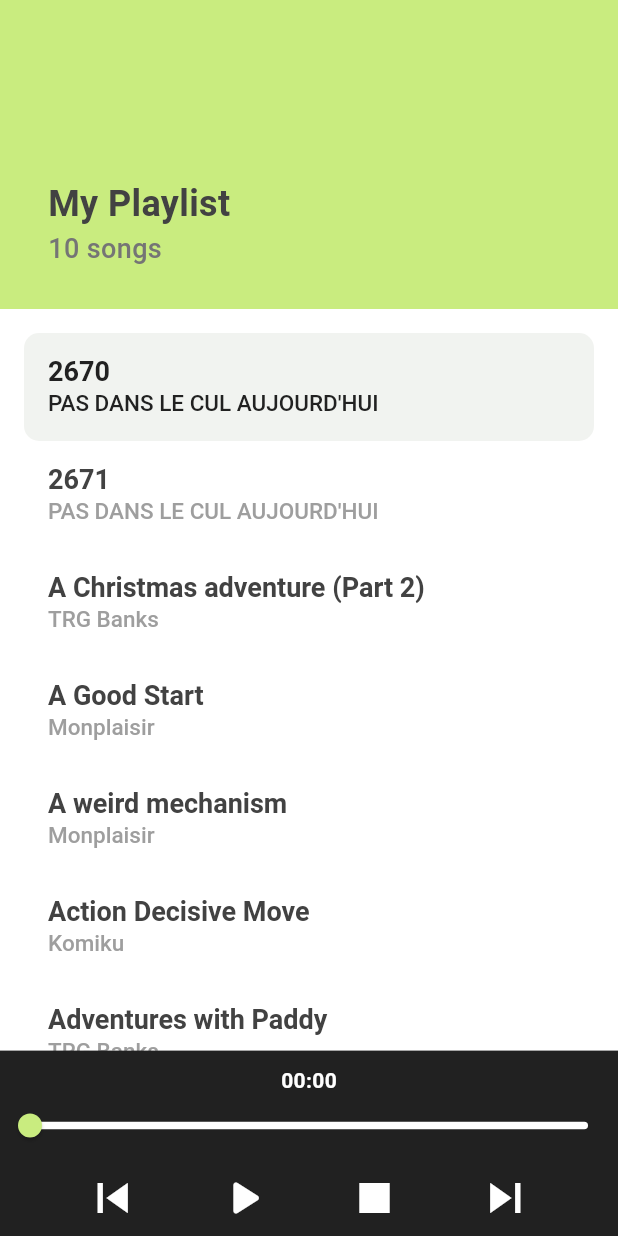
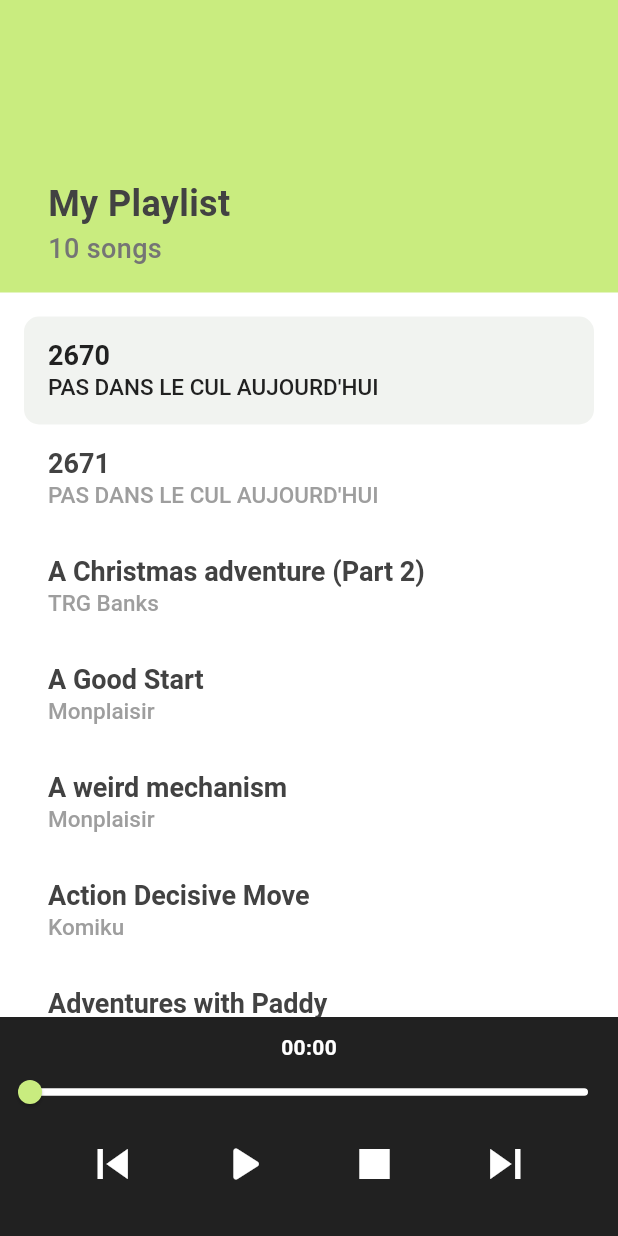
Before and after one commit to hsser/audio_player_test, a Flutter app: the screen it shows after launch, on a phone screen of 412 x 824 dp. Run offline on Flutter 3.47's test engine with Material 3 defaults, Android fonts, the phone set to English and light mode, and no system bars; our stand-ins replace just_audio, just_audio_background.

Commit message:
"Fix UI pixel overflow in small screen device"

```diff
--- a/lib/my_audio_player.dart
+++ b/lib/my_audio_player.dart
@@ -87,7 +87,8 @@ class _MyPlayerState extends State<MyAudioPlayer> {
           Container(
             padding: const EdgeInsets.all(16),
             width: double.infinity,
-            height: MediaQuery.of(context).size.height * 0.25,
+            // UI adaptation
+            // height: MediaQuery.of(context).size.height * 0.25,
             color: const Color.fromARGB(255, 201, 236, 127),
             child: Column(
               crossAxisAlignment: CrossAxisAlignment.start,
@@ -169,7 +170,8 @@ class _MyPlayerState extends State<MyAudioPlayer> {
           ),
           Container(
             width: double.infinity,
-            height: MediaQuery.of(context).size.height * 0.15,
+            // UI adaptation
+            // height: MediaQuery.of(context).size.height * 0.15,
             color: Colors.grey.shade900,
             child: Column(
               crossAxisAlignment: CrossAxisAlignment.center,
@@ -289,6 +291,10 @@ class _MyPlayerState extends State<MyAudioPlayer> {
                     ],
                   ),
                 ),
+                // UI adaptation
+                SizedBox(
+                  height: 20,
+                ),
               ],
             ),
           ),
```
